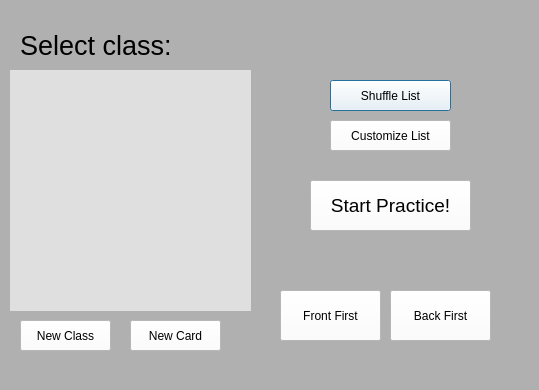
First picture: the form in start.ui, repository NeverGraceful/FlashCards, before the edit.
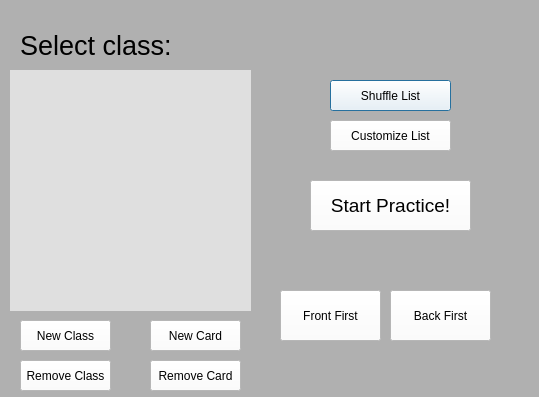
Second picture: the form after the edit.

Commit message: remove card

```diff
--- a/start.ui
+++ b/start.ui
@@ -7,7 +7,7 @@
     <x>0</x>
     <y>0</y>
     <width>539</width>
-    <height>390</height>
+    <height>397</height>
    </rect>
   </property>
   <property name="windowTitle">
@@ -127,7 +127,7 @@
   <widget class="QPushButton" name="ADD_CARD_BUTT">
    <property name="geometry">
     <rect>
-     <x>130</x>
+     <x>150</x>
      <y>320</y>
      <width>91</width>
      <height>31</height>
@@ -188,6 +188,38 @@
     <set>Qt::AlignCenter</set>
    </property>
   </widget>
+  <widget class="QPushButton" name="REMOVE_CARD_BUTT">
+   <property name="geometry">
+    <rect>
+     <x>150</x>
+     <y>360</y>
+     <width>91</width>
+     <height>31</height>
+    </rect>
+   </property>
+   <property name="styleSheet">
+    <string notr="true">background-color: rgb(255, 255, 255);</string>
+   </property>
+   <property name="text">
+    <string>Remove Card</string>
+   </property>
+  </widget>
+  <widget class="QPushButton" name="REMOVE_CLASS_BUTT">
+   <property name="geometry">
+    <rect>
+     <x>20</x>
+     <y>360</y>
+     <width>91</width>
+     <height>31</height>
+    </rect>
+   </property>
+   <property name="styleSheet">
+    <string notr="true">background-color: rgb(255, 255, 255);</string>
+   </property>
+   <property name="text">
+    <string>Remove Class</string>
+   </property>
+  </widget>
  </widget>
  <resources/>
  <connections/>
```
Left out of the diff: 2 changed lines with no effect on the pictures. The commit also changes 15 other files.
